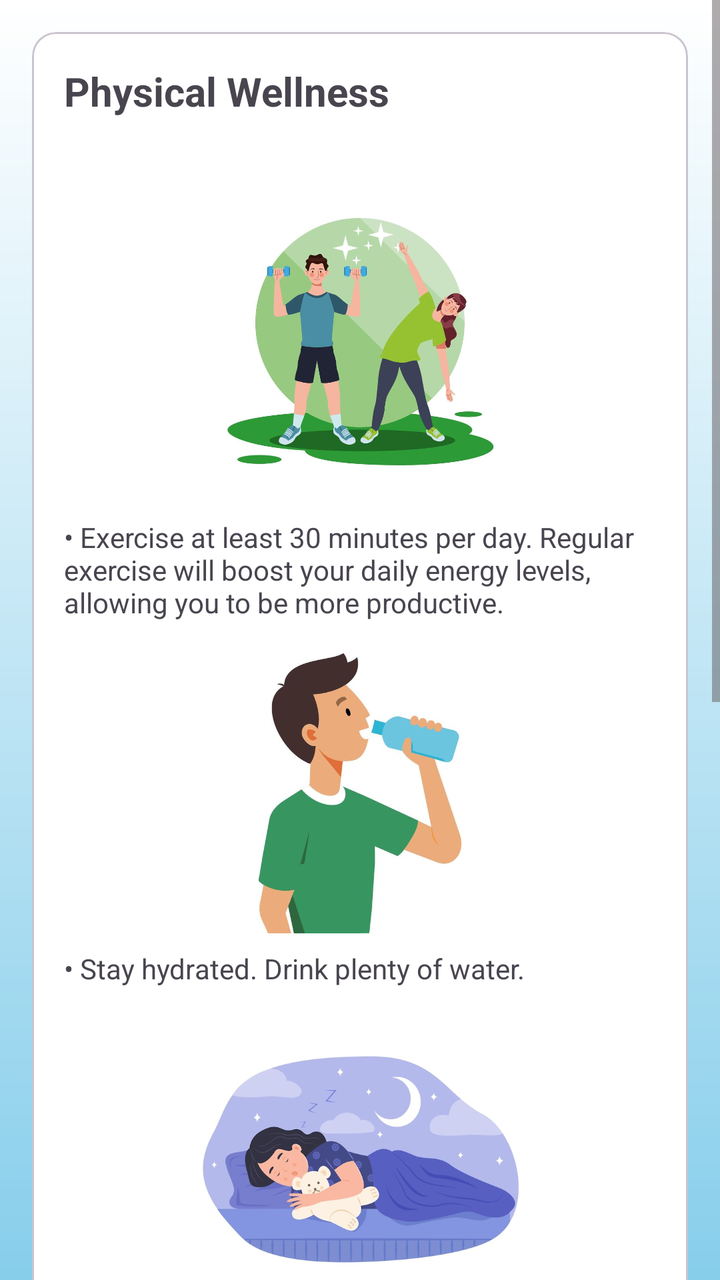
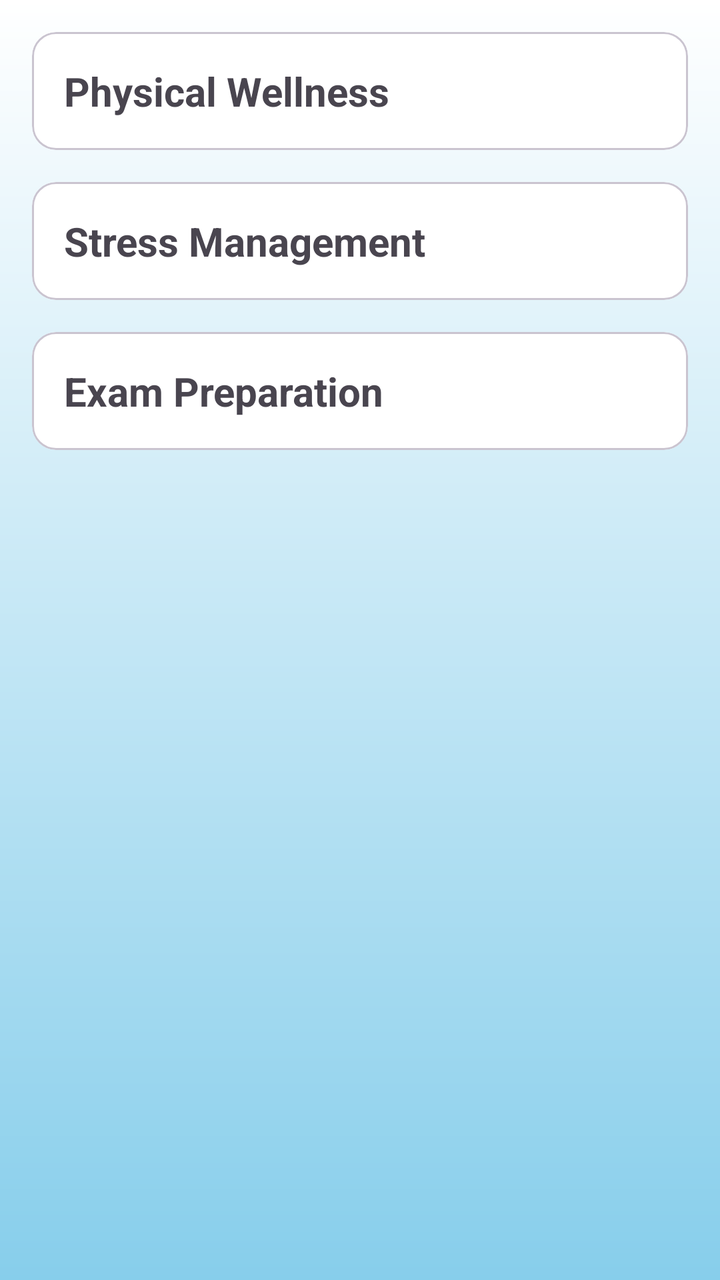

Before-and-after screenshots of an Android layout around one commit, followed by the original layout XML and the change that was made.
<!-- AndroidManifest.xml: application theme Theme.Zone -->
<!-- res/layout/study_tips_activity.xml -->
<?xml version="1.0" encoding="utf-8"?>

<androidx.constraintlayout.widget.ConstraintLayout
    xmlns:android="http://schemas.android.com/apk/res/android"
    xmlns:app="http://schemas.android.com/apk/res-auto"
    xmlns:tools="http://schemas.android.com/tools"
    android:layout_width="match_parent"
    android:layout_height="match_parent">

    <ScrollView
        android:layout_width="match_parent"
        android:layout_height="match_parent"
        android:fillViewport="true">

        <LinearLayout
            android:layout_width="match_parent"
            android:layout_height="wrap_content"
            android:orientation="vertical"
            android:padding="16dp">

            
            <com.google.android.material.card.MaterialCardView
                android:id="@+id/physicalWellnessCard"
                android:layout_width="match_parent"
                android:layout_height="wrap_content"
                android:layout_marginBottom="16dp">

                <LinearLayout
                    android:layout_width="match_parent"
                    android:layout_height="wrap_content"
                    android:orientation="vertical">

                    <TextView
                        android:id="@+id/physicalWellnessTitle"
                        android:layout_width="match_parent"
                        android:layout_height="wrap_content"
                        android:padding="16dp"
                        android:text="Physical Wellness"
                        android:textSize="20sp"
                        android:textStyle="bold" />

                    <LinearLayout
                        android:id="@+id/physicalWellnessContent"
                        android:layout_width="match_parent"
                        android:layout_height="wrap_content"
                        android:orientation="vertical"
                        android:padding="16dp"
                        android:visibility="visible">

                        <LinearLayout
                            android:layout_width="match_parent"
                            android:layout_height="wrap_content"
                            android:layout_marginBottom="16dp"
                            android:orientation="vertical">

                            <ImageView
                                android:layout_width="160dp"
                                android:layout_height="160dp"
                                android:layout_gravity="center"
                                android:scaleType="centerCrop"
                                android:src="@drawable/physical_wellness" />

                            <TextView
                                android:layout_width="wrap_content"
                                android:layout_height="wrap_content"
                                android:layout_marginTop="8dp"
                                android:text="• Exercise at least 30 minutes per day. Regular exercise will boost your daily energy levels, allowing you to be more productive." />
                        </LinearLayout>

                        <LinearLayout
                            android:layout_width="match_parent"
                            android:layout_height="wrap_content"
                            android:layout_marginBottom="16dp"
                            android:orientation="vertical">

                            <ImageView
                                android:layout_width="160dp"
                                android:layout_height="140dp"
                                android:layout_gravity="center"
                                android:scaleType="fitCenter"
                                android:src="@drawable/drinking_water" />

                            <TextView
                                android:layout_width="wrap_content"
                                android:layout_height="wrap_content"
                                android:layout_marginTop="8dp"
                                android:text="• Stay hydrated. Drink plenty of water." />
                        </LinearLayout>

                        <LinearLayout
                            android:layout_width="match_parent"
                            android:layout_height="wrap_content"
                            android:layout_marginBottom="16dp"
                            android:orientation="vertical">

                            <ImageView
                                android:layout_width="160dp"
                                android:layout_height="140dp"
                                android:layout_gravity="center"
                                android:scaleType="fitCenter"
                                android:scaleX="1.1"
                                android:scaleY="1.1"
                                android:src="@drawable/sleep" />

                            <TextView
                                android:layout_width="wrap_content"
                                android:layout_height="wrap_content"
                                android:text="• Get 7-9 hours of sleep. Aim to be in bed by 10-11pm so that you can make the most of the next day. Sleep is vital for brain functions and your immune system." />
                        </LinearLayout>

                        <LinearLayout
                            android:layout_width="match_parent"
                            android:layout_height="wrap_content"
                            android:layout_marginBottom="16dp"
                            android:orientation="vertical">

                            <ImageView
                                android:layout_width="160dp"
                                android:layout_height="160dp"
                                android:layout_gravity="center"
                                android:scaleType="centerCrop"
                                android:src="@drawable/balanced_meal" />

                            <TextView
                                android:layout_width="wrap_content"
                                android:layout_height="wrap_content"
                                android:layout_marginTop="8dp"
                                android:text="• Eat healthy and well-balanced foods. A balanced meal should contain a mix of grains, fruits/vegetables and protein." />
                        </LinearLayout>

                    </LinearLayout>
                </LinearLayout>
            </com.google.android.material.card.MaterialCardView>

            
            <com.google.android.material.card.MaterialCardView
                android:id="@+id/stressCard"
                android:layout_width="match_parent"
                android:layout_height="wrap_content"
                android:layout_marginBottom="16dp">

                <LinearLayout
                    android:layout_width="match_parent"
                    android:layout_height="wrap_content"
                    android:orientation="vertical">

                    <TextView
                        android:id="@+id/stressManagementTitle"
                        android:layout_width="match_parent"
                        android:layout_height="wrap_content"
                        android:padding="16dp"
                        android:text="Stress Management"
                        android:textSize="20sp"
                        android:textStyle="bold" />

                    <LinearLayout
                        android:id="@+id/stressManagementContent"
                        android:layout_width="match_parent"
                        android:layout_height="wrap_content"
                        android:orientation="vertical"
                        android:padding="16dp"
                        android:visibility="gone">

                        <LinearLayout
                            android:layout_width="match_parent"
                            android:layout_height="wrap_content"
                            android:layout_marginBottom="16dp"
                            android:orientation="vertical">

                            <ImageView
                                android:layout_width="160dp"
                                android:layout_height="160dp"
                                android:layout_gravity="center"
                                android:scaleType="fitCenter"
                                android:src="@drawable/breathing" />

                            <TextView
                                android:layout_width="wrap_content"
                                android:layout_height="wrap_content"
                                android:layout_marginTop="8dp"
                                android:text="• Take deep, slow breaths. Breathing will help calm your nervous system when you are feeling stressed." />
                        </LinearLayout>

                        <LinearLayout
                            android:layout_width="match_parent"
                            android:layout_height="wrap_content"
                            android:layout_marginBottom="16dp"
                            android:orientation="vertical">

                            <ImageView
                                android:layout_width="160dp"
                                android:layout_height="160dp"
                                android:layout_gravity="center"
                                android:scaleType="fitCenter"
                                android:src="@drawable/checklist" />

                            <TextView
                                android:layout_width="wrap_content"
                                android:layout_height="wrap_content"
                                android:layout_marginTop="8dp"
                                android:text="• Break large tasks down into smaller, more manageable ones." />
                        </LinearLayout>

                        <LinearLayout
                            android:layout_width="match_parent"
                            android:layout_height="wrap_content"
                            android:layout_marginBottom="16dp"
                            android:orientation="vertical">

                            <ImageView
                                android:layout_width="160dp"
                                android:layout_height="160dp"
                                android:layout_gravity="center"
                                android:scaleType="centerCrop"
                                android:src="@drawable/stretching" />

                            <TextView
                                android:layout_width="wrap_content"
                                android:layout_height="wrap_content"
                                android:layout_marginTop="8dp"
                                android:text="• Take breaks during your study sessions. Stretch or go for a short walk but don't lose focus of your study goals." />
                        </LinearLayout>

                        <LinearLayout
                            android:layout_width="match_parent"
                            android:layout_height="wrap_content"
                            android:layout_marginBottom="16dp"
                            android:orientation="vertical">

                            <ImageView
                                android:layout_width="160dp"
                                android:layout_height="160dp"
                                android:layout_gravity="center"
                                android:scaleType="centerCrop"
                                android:src="@drawable/clock" />

                            <TextView
                                android:layout_width="wrap_content"
                                android:layout_height="wrap_content"
                                android:layout_marginTop="8dp"
                                android:text="• Avoid cramming by starting assignments or studies well ahead of the deadlines or exams." />
                        </LinearLayout>

                        <LinearLayout
                            android:layout_width="match_parent"
                            android:layout_height="wrap_content"
                            android:layout_marginBottom="16dp"
                            android:orientation="vertical">

                            <ImageView
                                android:layout_width="160dp"
                                android:layout_height="160dp"
                                android:layout_gravity="center"
                                android:scaleType="centerCrop"
                                android:src="@drawable/confetti" />

                            <TextView
                                android:layout_width="wrap_content"
                                android:layout_height="wrap_content"
                                android:layout_marginTop="8dp"
                                android:text="• Celebrate your progress. Taking time to celebrate your accomplishments is a great way to keep your morale high." />
                        </LinearLayout>

                    </LinearLayout>
                </LinearLayout>
            </com.google.android.material.card.MaterialCardView>

            
            <com.google.android.material.card.MaterialCardView
                android:id="@+id/examCard"
                android:layout_width="match_parent"
                android:layout_height="wrap_content"
                android:layout_marginBottom="16dp">

                <LinearLayout
                    android:layout_width="match_parent"
                    android:layout_height="wrap_content"
                    android:orientation="vertical">

                    <TextView
                        android:id="@+id/examPrepTitle"
                        android:layout_width="match_parent"
                        android:layout_height="wrap_content"
                        android:padding="16dp"
                        android:text="Exam Preparation"
                        android:textSize="20sp"
                        android:textStyle="bold" />

                    <LinearLayout
                        android:id="@+id/examPrepContent"
                        android:layout_width="match_parent"
                        android:layout_height="wrap_content"
                        android:orientation="vertical"
                        android:padding="16dp"
                        android:visibility="gone">

                        <LinearLayout
                            android:layout_width="match_parent"
                            android:layout_height="wrap_content"
                            android:layout_marginBottom="16dp"
                            android:orientation="vertical">

                            <ImageView
                                android:layout_width="160dp"
                                android:layout_height="160dp"
                                android:layout_gravity="center"
                                android:scaleType="fitCenter"
                                android:src="@drawable/calendar" />

                            <TextView
                                android:layout_width="wrap_content"
                                android:layout_height="wrap_content"
                                android:layout_marginTop="8dp"
                                android:text="• When studying for an exam, create a schedule. Allocate an appropriate number of days to study for each exam." />
                        </LinearLayout>

                        <LinearLayout
                            android:layout_width="match_parent"
                            android:layout_height="wrap_content"
                            android:layout_marginBottom="16dp"
                            android:orientation="vertical">

                            <ImageView
                                android:layout_width="160dp"
                                android:layout_height="160dp"
                                android:layout_gravity="center"
                                android:scaleType="fitCenter"
                                android:src="@drawable/guy_doing_exam" />

                            <TextView
                                android:layout_width="wrap_content"
                                android:layout_height="wrap_content"
                                android:layout_marginTop="8dp"
                                android:text="• Test yourself. Do any practice questions given by the lecturer and redo previous assessments for the subject. Try to do these without looking at the solutions." />
                        </LinearLayout>

                        <LinearLayout
                            android:layout_width="match_parent"
                            android:layout_height="wrap_content"
                            android:layout_marginBottom="16dp"
                            android:orientation="vertical">

                            <ImageView
                                android:layout_width="160dp"
                                android:layout_height="160dp"
                                android:layout_gravity="center"
                                android:scaleType="centerCrop"
                                android:src="@drawable/target" />

                            <TextView
                                android:layout_width="wrap_content"
                                android:layout_height="wrap_content"
                                android:layout_marginTop="8dp"
                                android:text="• Stay focused. Remove any potential sources of distraction from your surroundings when you study." />
                        </LinearLayout>

                        <LinearLayout
                            android:layout_width="match_parent"
                            android:layout_height="wrap_content"
                            android:layout_marginBottom="16dp"
                            android:orientation="vertical">

                            <ImageView
                                android:layout_width="160dp"
                                android:layout_height="160dp"
                                android:layout_gravity="center"
                                android:scaleType="fitCenter"
                                android:src="@drawable/girl_listening_to_music_and_studying_vector" />

                            <TextView
                                android:layout_width="wrap_content"
                                android:layout_height="wrap_content"
                                android:layout_marginTop="8dp"
                                android:text="• Some people study better while listening to music. Some study better when studying with a group. See what works for you specifically." />
                        </LinearLayout>

                        <LinearLayout
                            android:layout_width="match_parent"
                            android:layout_height="wrap_content"
                            android:layout_marginBottom="16dp"
                            android:orientation="vertical">

                            <ImageView
                                android:layout_width="160dp"
                                android:layout_height="160dp"
                                android:layout_gravity="center"
                                android:scaleType="centerCrop"
                                android:src="@drawable/sleeping2" />

                            <TextView
                                android:layout_width="wrap_content"
                                android:layout_height="wrap_content"
                                android:text="• Make sure you are well rested on the night before an exam. Studies show that a good night's rest before an exam will increase your mental acuity and generally improves exam performance." />
                        </LinearLayout>

                    </LinearLayout>
                </LinearLayout>
            </com.google.android.material.card.MaterialCardView>

        </LinearLayout>
    </ScrollView>
</androidx.constraintlayout.widget.ConstraintLayout>
<!-- resources referenced by this layout -->
<resources>
  <!-- drawable balanced_meal: jpg bitmap (drawable, 79870 bytes) -->
  <!-- drawable breathing: jpg bitmap (drawable, 27178 bytes) -->
  <!-- drawable calendar: jpg bitmap (drawable, 29307 bytes) -->
  <!-- drawable checklist: jpg bitmap (drawable, 26017 bytes) -->
  <!-- drawable clock: jpg bitmap (drawable, 34752 bytes) -->
  <!-- drawable confetti: jpg bitmap (drawable, 64129 bytes) -->
  <!-- drawable drinking_water: jpg bitmap (drawable, 16037 bytes) -->
  <!-- drawable girl_listening_to_music_and_studying_vector: jpg bitmap (drawable, 87735 bytes) -->
  <!-- drawable guy_doing_exam: jpg bitmap (drawable, 41260 bytes) -->
  <!-- drawable physical_wellness: jpg bitmap (drawable, 36608 bytes) -->
  <!-- drawable sleep: jpg bitmap (drawable, 30591 bytes) -->
  <!-- drawable sleeping2: jpg bitmap (drawable, 52148 bytes) -->
  <!-- drawable stretching: jpg bitmap (drawable, 23651 bytes) -->
  <!-- drawable target: png bitmap (drawable, 4913 bytes) -->
  <style name="Theme.Zone" parent="Base.Theme.Zone" />
  <style name="Base.Theme.Zone" parent="Theme.Material3.Light">
          <item name="colorPrimary">@color/zone_primary</item>
          <item name="colorOnPrimary">@color/white</item>
          <item name="colorSecondary">@color/zone_heart</item>
          <item name="colorSurface">@color/white</item>
          <item name="colorSurfaceContainer">@color/zone_surface</item>
          <item name="colorOnSurface">@color/zone_text_primary</item>
          <item name="android:colorAccent">@color/zone_primary</item>
          <item name="android:textColorPrimary">@color/zone_text_primary</item>
          <item name="android:textColorSecondary">@color/zone_text_secondary</item>
          <item name="android:navigationBarColor">@color/white</item>
          <item name="android:statusBarColor">@color/zone_primary</item>
          <item name="android:windowLightStatusBar">false</item>
          <item name="android:windowBackground">@drawable/background_gradient</item>
          <item name="actionBarStyle">@style/Widget.Zone.ActionBar</item>
      </style>
  <color name="zone_primary">#6750A4</color>
  <color name="white">#FFFFFFFF</color>
  <color name="zone_heart">#D8325A</color>
  <color name="zone_surface">#FFF1F4</color>
  <color name="zone_text_primary">#231F22</color>
  <color name="zone_text_secondary">#655D62</color>
  <!-- drawable background_gradient (drawable) -->
  <?xml version="1.0" encoding="utf-8"?>
  <shape xmlns:android="http://schemas.android.com/apk/res/android"
      android:shape="rectangle">
      <gradient
          android:startColor="@color/white"
          android:endColor="@color/sky_blue"
          android:angle="270" />
  </shape>
  <style name="Widget.Zone.ActionBar" parent="Widget.AppCompat.ActionBar">
          <item name="background">@android:color/transparent</item>
          <item name="elevation">0dp</item>
      </style>
  <color name="sky_blue">#87CEEB</color>
</resources>

<!-- the commit's change to res/layout/study_tips_activity.xml (unified diff, before → after) -->
@@ -45,7 +45,7 @@
                         android:layout_height="wrap_content"
                         android:orientation="vertical"
                         android:padding="16dp"
-                        android:visibility="visible">
+                        android:visibility="gone">
 
                         <LinearLayout
                             android:layout_width="match_parent"
